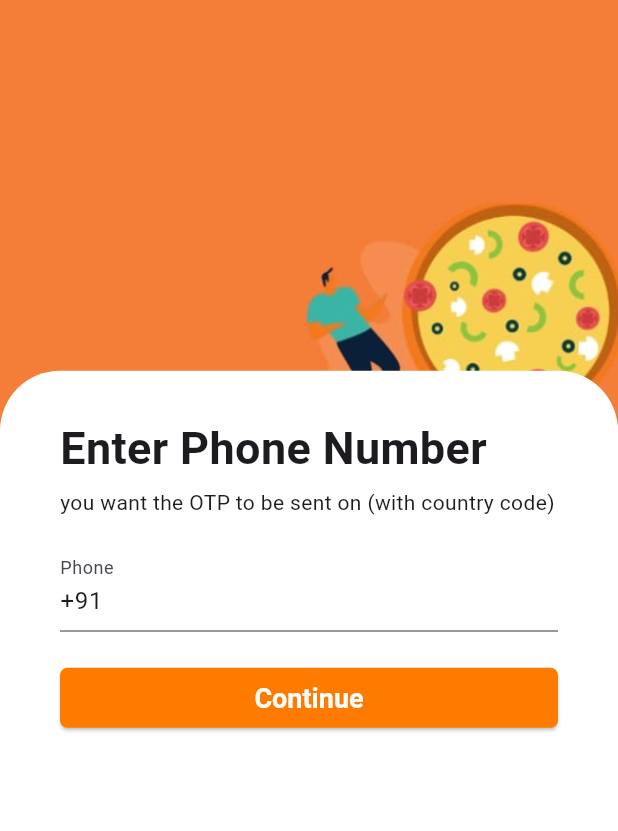
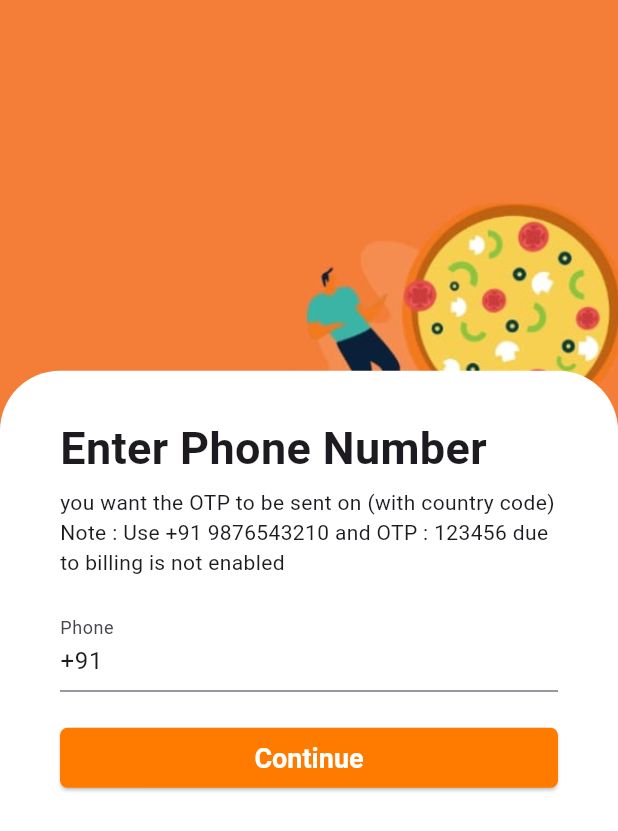
Before and after one commit to Pulkito4/Mojo_Pizza_App_MVP, a Flutter app: the EnterPhone screen opened directly with empty values, on a phone screen of 412 x 824 dp. Shown: the top 831 px of the screen. Run offline on Flutter 3.47's test engine with Material 3 defaults, Android fonts, the phone set to English and light mode, and no system bars; our stand-ins replace carousel_slider, cloud_firestore, equatable, firebase_auth, firebase_core, flutter_bloc and 7 more; missing offline and left inert: razorpay_flutter, upi_india; accounts and stored records are empty; generated files the repository leaves out were written again.

Commit message:
Otp issue fixed using test phone number

```diff
--- a/lib/modules/sign_up/views/pages/enter_phone.dart
+++ b/lib/modules/sign_up/views/pages/enter_phone.dart
@@ -107,7 +107,7 @@ class _EnterPhoneState extends State<EnterPhone> {
                       ),
                       const SizedBox(height: 5),
                       const Text(
-                          "you want the OTP to be sent on (with country code)"),
+                          "you want the OTP to be sent on (with country code)\nNote : Use +91 9876543210 and OTP : 123456 due to billing is not enabled"),
                       const SizedBox(height: 20),
                       TextField(
                         controller: _phoneController,
```
Also changed, not shown: lib/main.dart (+15 -4 lines).
